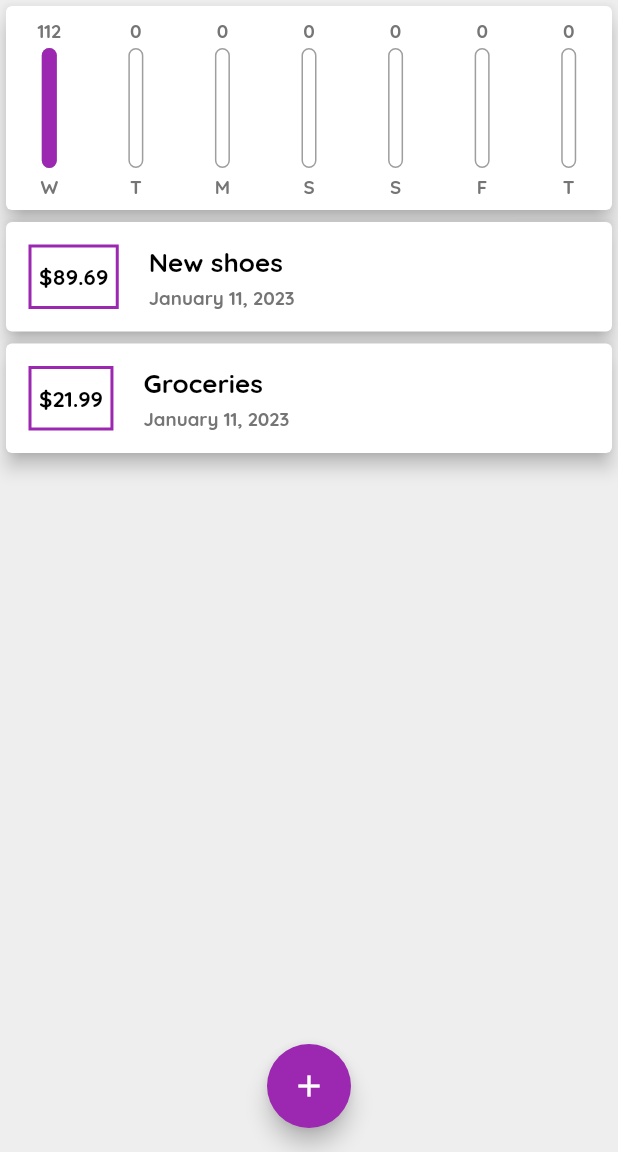
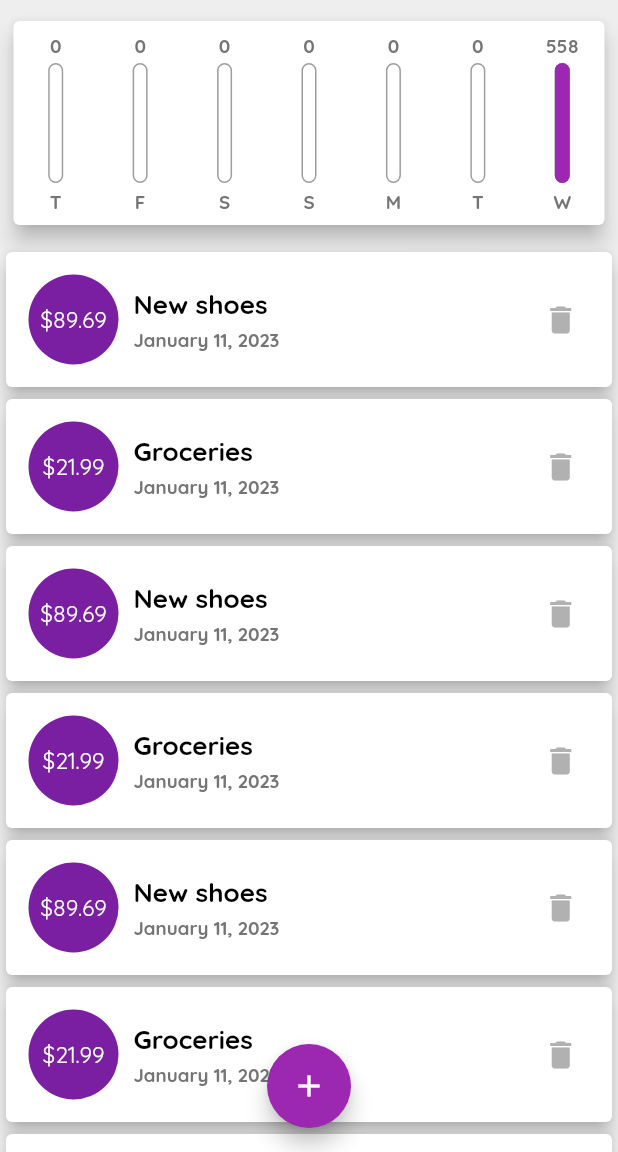
Before and after one commit to sebastianarcila98/expense-app, a Flutter app: the screen it shows after launch, on a phone screen of 412 x 824 dp, the part 84-1236 px from its top. Run offline on Flutter 3.47's test engine with Material 2 defaults, Android fonts, the phone set to English and light mode, and no system bars.

Commit message:
added the ability to select date when adding new transaction and made small inprovements to the user experience

```diff
--- a/lib/main.dart
+++ b/lib/main.dart
@@ -41,6 +41,10 @@ class MyApp extends StatelessWidget {
                 color: Colors.grey[600],
                 fontWeight: FontWeight.w600,
               ),
+              titleMedium: TextStyle(
+                  fontSize: 15,
+                  color: Colors.white,
+                  fontWeight: FontWeight.w500),
             ),
         fontFamily: 'Quicksand',
       ),
@@ -68,6 +72,54 @@ class _HomeScreenState extends State<HomeScreen> {
       title: 'Groceries',
       amount: 21.99,
       date: DateTime.now(),
+    ),
+    Transaction(
+      id: 't3',
+      title: 'New shoes',
+      amount: 89.69,
+      date: DateTime.now(),
+    ),
+    Transaction(
+      id: 't4',
+      title: 'Groceries',
+      amount: 21.99,
+      date: DateTime.now(),
+    ),
+    Transaction(
+      id: 't5',
+      title: 'New shoes',
+      amount: 89.69,
+      date: DateTime.now(),
+    ),
+    Transaction(
+      id: 't6',
+      title: 'Groceries',
+      amount: 21.99,
+      date: DateTime.now(),
+    ),
+    Transaction(
+      id: 't7',
+      title: 'New shoes',
+      amount: 89.69,
+      date: DateTime.now(),
+    ),
+    Transaction(
+      id: 't8',
+      title: 'Groceries',
+      amount: 21.99,
+      date: DateTime.now(),
+    ),
+    Transaction(
+      id: 't9',
+      title: 'New shoes',
+      amount: 89.69,
+      date: DateTime.now(),
+    ),
+    Transaction(
+      id: 't10',
+      title: 'Groceries',
+      amount: 21.99,
+      date: DateTime.now(),
     )
   ];
 
@@ -82,15 +134,21 @@ class _HomeScreenState extends State<HomeScreen> {
     );
   }
 
-  void _addTransaction(String txTitle, double txAmount) {
+  void _addTransaction(String txTitle, double txAmount, DateTime chosenTime) {
     final newTx = Transaction(
       id: DateTime.now().toString(),
       title: txTitle,
       amount: txAmount,
-      date: DateTime.now(),
+      date: chosenTime,
     );
     setState(() {
       _userTransactions.add(newTx);
+    });
+  }
+
+  void _deleteTransaction(String id) {
+    setState(() {
+      _userTransactions.removeWhere((element) => element.id == id);
     });
   }
 
@@ -113,7 +171,8 @@ class _HomeScreenState extends State<HomeScreen> {
           crossAxisAlignment: CrossAxisAlignment.stretch,
           children: [
             Chart(transactions: _userTransactions),
-            TransactionList(transactions: _userTransactions),
+            TransactionList(
+                transactions: _userTransactions, deleteTx: _deleteTransaction),
           ],
         ),
       ),
--- a/lib/widgets/chart.dart
+++ b/lib/widgets/chart.dart
@@ -26,7 +26,7 @@ class Chart extends StatelessWidget {
         'day': DateFormat.E().format(weekday).substring(0, 1),
         'amount': totalSum,
       };
-    });
+    }).reversed.toList();
   }
 
   double get _totalAmountSpent {
@@ -39,11 +39,14 @@ class Chart extends StatelessWidget {
 
   @override
   Widget build(BuildContext context) {
-    return Card(
+    return Container(
+      padding: EdgeInsets.only(top: 10, bottom: 10, left: 5, right: 5),
+      child: Card(
         elevation: 6,
         child: Row(
           mainAxisAlignment: MainAxisAlignment.spaceEvenly,
           children: _groupedTransactions.map((e) {
+            var currAmount = e['amount'] as double;
             return Flexible(
               fit: FlexFit.tight,
               child: Padding(
@@ -58,9 +61,10 @@ class Chart extends StatelessWidget {
                     ),
                     SizedBox(height: 4),
                     ChartBar(
-                      amountSpent: (e['amount'] as double),
+                      amountSpent: currAmount,
                       percentSpent:
-                          (e['amount'] as double) / _totalAmountSpent),
+                          currAmount <= 0 ? 0 : currAmount / _totalAmountSpent,
+                    ),
                     SizedBox(height: 4),
                     Text(
                       e['day'] as String,
@@ -72,6 +76,7 @@ class Chart extends StatelessWidget {
             );
           }).toList(),
         ),
+      ),
     );
   }
 }
--- a/lib/widgets/transaction_list.dart
+++ b/lib/widgets/transaction_list.dart
@@ -6,18 +6,21 @@ import 'package:intl/intl.dart';
 import '../models/transaction.dart';
 
 class TransactionList extends StatelessWidget {
-  const TransactionList({super.key, required this.transactions});
-
+  const TransactionList(
+      {super.key, required this.transactions, required this.deleteTx});
+  final Function deleteTx;
   final List<Transaction> transactions;
 
   @override
   Widget build(BuildContext context) {
     return Container(
-      height: 500,
+      height: 650,
       child: transactions.isEmpty
           ? Column(
-              mainAxisAlignment: MainAxisAlignment.center,
               children: [
+                const SizedBox(
+                  height: 20,
+                ),
                 Text(
                   'No recent transaction',
                   style: Theme.of(context).textTheme.titleLarge,
@@ -43,25 +46,24 @@ class TransactionList extends StatelessWidget {
                     padding: const EdgeInsets.all(15),
                     child: Row(
                       children: [
-                        Container(
-                          margin: const EdgeInsets.only(right: 20),
-                          decoration: BoxDecoration(
-                            border: Border.all(
-                                color: Theme.of(context).primaryColor,
-                                width: 2),
-                          ),
-                          padding: const EdgeInsets.symmetric(
-                              horizontal: 5, vertical: 10),
+                        CircleAvatar(
+                          radius: 30,
                           child: Text(
                               '\$${transactions[index].amount.toStringAsFixed(2)}',
-                              style: Theme.of(context).textTheme.bodyMedium),
+                              style: Theme.of(context).textTheme.titleMedium),
                         ),
-                        Column(
+                        Flexible(
+                          flex: 7,
+                          fit: FlexFit.tight,
+                          child: Padding(
+                            padding: const EdgeInsets.only(left: 10.0),
+                            child: Column(
                               mainAxisAlignment: MainAxisAlignment.spaceBetween,
                               crossAxisAlignment: CrossAxisAlignment.start,
                               children: [
                                 Text(transactions[index].title,
-                                style: Theme.of(context).textTheme.bodyLarge),
+                                    style:
+                                        Theme.of(context).textTheme.bodyLarge),
                                 const SizedBox(
                                   height: 5,
                                 ),
@@ -72,6 +74,18 @@ class TransactionList extends StatelessWidget {
                                 ),
                               ],
                             ),
+                          ),
+                        ),
+                        Flexible(
+                          fit: FlexFit.tight,
+                          child: IconButton(
+                            icon: Icon(
+                              Icons.delete,
+                              color: Colors.grey.withOpacity(.8),
+                            ),
+                            onPressed: () => deleteTx(transactions[index].id),
+                          ),
+                        ),
                       ],
                     ),
                   ),
```
Also changed, not shown: lib/widgets/new_transaction.dart (+57 -14 lines). Lines whose indentation alone changed are shown as unchanged.
